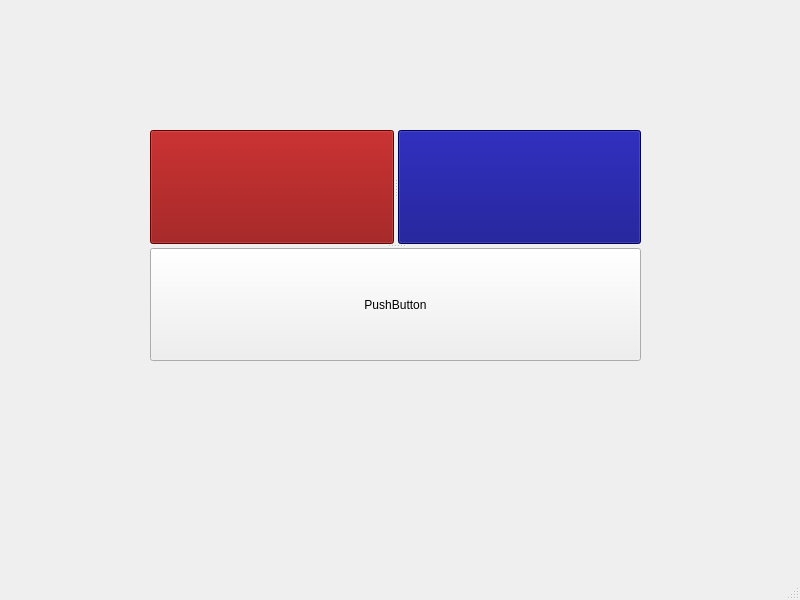
First picture: the form in mainwindow.ui, repository University-of-Utah-CS3505/a6-simon-f24-wCat321, before the edit.
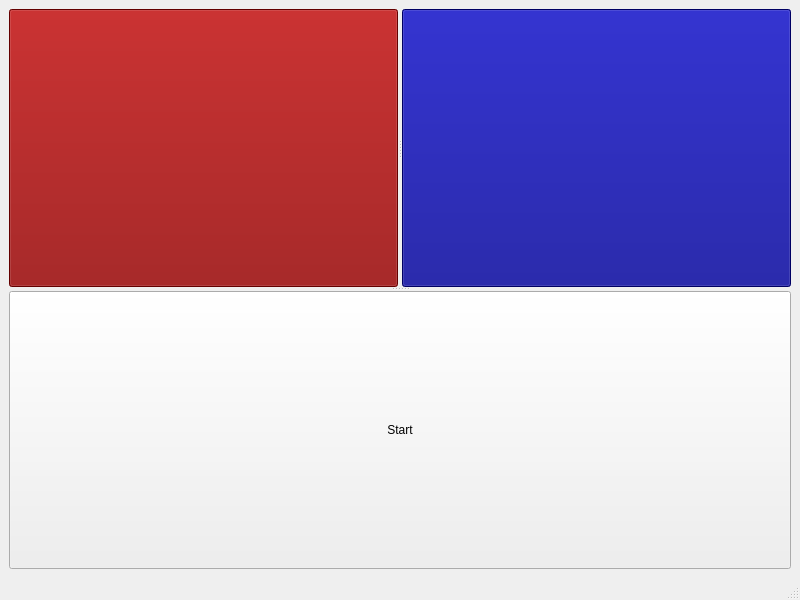
Second picture: the form after the edit.

Commit message: Fixed UI Layout, added stylesheets

Diff of the .ui file:
```diff
--- a/mainwindow.ui
+++ b/mainwindow.ui
@@ -14,21 +14,21 @@
    <string>MainWindow</string>
   </property>
   <widget class="QWidget" name="centralwidget">
+   <layout class="QGridLayout" name="gridLayout_2">
+    <item row="0" column="0">
    <widget class="QSplitter" name="splitter_2">
-    <property name="geometry">
-     <rect>
-      <x>150</x>
-      <y>130</y>
-      <width>491</width>
-      <height>231</height>
-     </rect>
-    </property>
     <property name="sizePolicy">
-     <sizepolicy hsizetype="Preferred" vsizetype="Preferred">
+       <sizepolicy hsizetype="MinimumExpanding" vsizetype="MinimumExpanding">
       <horstretch>0</horstretch>
       <verstretch>0</verstretch>
      </sizepolicy>
     </property>
+      <property name="minimumSize">
+       <size>
+        <width>42</width>
+        <height>0</height>
+       </size>
+      </property>
     <property name="orientation">
      <enum>Qt::Orientation::Vertical</enum>
     </property>
@@ -59,21 +59,19 @@
        <bool>true</bool>
       </property>
       <property name="sizePolicy">
-       <sizepolicy hsizetype="Minimum" vsizetype="Expanding">
+         <sizepolicy hsizetype="MinimumExpanding" vsizetype="MinimumExpanding">
         <horstretch>0</horstretch>
         <verstretch>0</verstretch>
        </sizepolicy>
       </property>
+        <property name="minimumSize">
+         <size>
+          <width>0</width>
+          <height>0</height>
+         </size>
+        </property>
       <property name="styleSheet">
-       <string notr="true">QPushButton {
-background-color: darkred;
-}
-QPushButton::pressed {
-background-color: red;
-}
-QPushButton::disabled {
-background-color: maroon;
-}</string>
+         <string notr="true">QPushButton {background-color: darkred;} QPushButton::hover:!pressed {background-color: maroon;} QPushButton::pressed {background-color: red;} </string>
       </property>
       <property name="text">
        <string/>
@@ -86,8 +84,11 @@
       </property>
      </widget>
      <widget class="QPushButton" name="buttonBlue">
+        <property name="enabled">
+         <bool>true</bool>
+        </property>
       <property name="sizePolicy">
-       <sizepolicy hsizetype="Minimum" vsizetype="Expanding">
+         <sizepolicy hsizetype="MinimumExpanding" vsizetype="MinimumExpanding">
         <horstretch>0</horstretch>
         <verstretch>0</verstretch>
        </sizepolicy>
@@ -99,12 +100,7 @@
        </size>
       </property>
       <property name="styleSheet">
-       <string notr="true">QPushButton {
-background-color: navy;
-}
-QPushButton::pressed {
-background-color: blue;
-}</string>
+         <string notr="true">QPushButton {background-color: darkblue;} QPushButton::hover:!pressed {background-color: navy;} QPushButton::pressed {background-color: blue;} </string>
       </property>
       <property name="text">
        <string/>
@@ -112,11 +108,25 @@
      </widget>
     </widget>
     <widget class="QPushButton" name="buttonStart">
+       <property name="sizePolicy">
+        <sizepolicy hsizetype="Minimum" vsizetype="Fixed">
+         <horstretch>0</horstretch>
+         <verstretch>0</verstretch>
+        </sizepolicy>
+       </property>
+       <property name="minimumSize">
+        <size>
+         <width>0</width>
+         <height>0</height>
+        </size>
+       </property>
      <property name="text">
-      <string>PushButton</string>
+        <string>Start</string>
      </property>
     </widget>
    </widget>
+    </item>
+   </layout>
   </widget>
   <widget class="QMenuBar" name="menubar">
    <property name="geometry">
```
Lines whose indentation alone changed are shown as unchanged. The commit also changes 1 other file.
